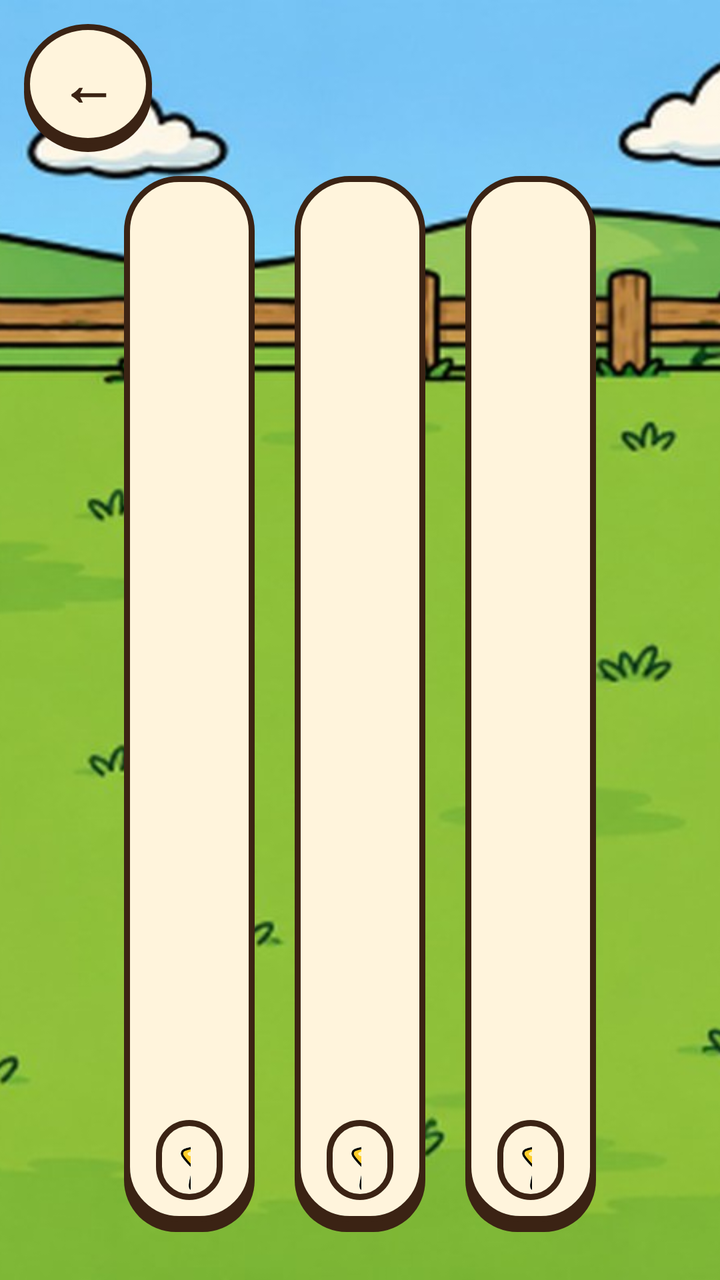
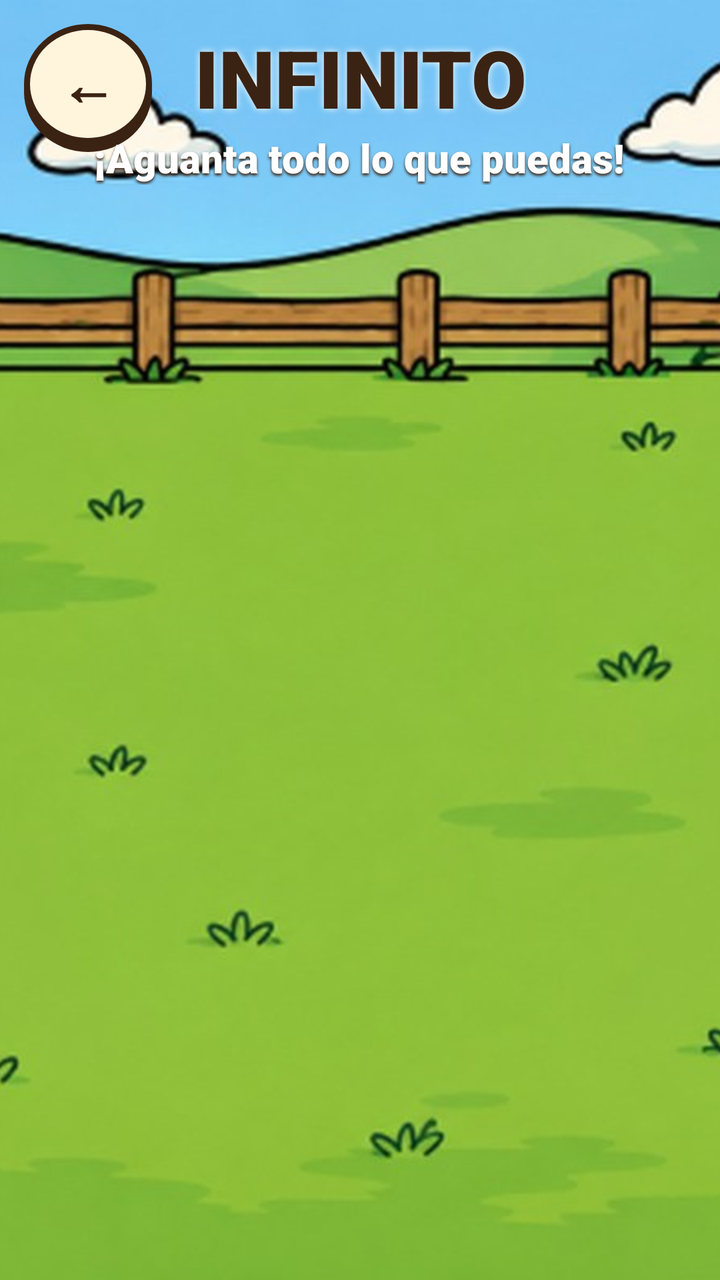

Compare the two renders of this Android layout. The source of the first and the diff that turns it into the second are given below.
<!-- AndroidManifest.xml: application theme Theme.Topohit -->
<!-- res/layout/activity_dificultad.xml -->
<?xml version="1.0" encoding="utf-8"?>
<FrameLayout xmlns:android="http://schemas.android.com/apk/res/android"
    android:layout_width="match_parent"
    android:layout_height="match_parent">

    <ImageView
        android:id="@+id/imgFondo"
        android:layout_width="match_parent"
        android:layout_height="match_parent"
        android:scaleType="centerCrop"
        android:src="@drawable/fondo_partida_normal" />

    <LinearLayout
        android:layout_width="match_parent"
        android:layout_height="match_parent"
        android:orientation="vertical"
        android:padding="@dimen/margen_pequeno">

        
        <FrameLayout
            android:layout_width="match_parent"
            android:layout_height="wrap_content">

            <TextView
                android:id="@+id/btnAtras"
                style="@style/BotonRedondo"
                android:text="@string/atras" />

            <TextView
                android:id="@+id/lblTitulo"
                style="@style/Titulo"
                android:layout_width="match_parent"
                android:layout_height="wrap_content"
                android:layout_gravity="center_vertical"
                android:shadowColor="@color/blanco"
                android:shadowRadius="8"
                android:text="" />
        </FrameLayout>

        <LinearLayout
            android:layout_width="match_parent"
            android:layout_height="0dp"
            android:layout_weight="1"
            android:layout_marginLeft="40dp"
            android:layout_marginTop="@dimen/margen_pequeno"
            android:layout_marginRight="40dp"
            android:layout_marginBottom="@dimen/margen_pequeno"
            android:orientation="horizontal">

        <LinearLayout
            android:id="@+id/layTarjeta1"
            android:layout_width="0dp"
            android:layout_height="match_parent"
            android:layout_marginLeft="10dp"
            android:layout_marginRight="10dp"
            android:layout_weight="1"
            android:background="@drawable/panel_crema"
            android:gravity="center_horizontal"
            android:orientation="vertical"
            android:padding="16dp">

            
            <LinearLayout
                android:id="@+id/layVista1"
                android:layout_width="match_parent"
                android:layout_height="0dp"
                android:layout_weight="1"
                android:gravity="center"
                android:orientation="vertical" />

            <TextView
                android:id="@+id/lblTitulo1"
                style="@style/Titulo"
                android:layout_width="match_parent"
                android:layout_height="wrap_content"
                android:textSize="@dimen/texto_titulo_pequeno" />

            <TextView
                android:id="@+id/lblInfo1"
                android:layout_width="match_parent"
                android:layout_height="wrap_content"
                android:gravity="center"
                android:textColor="@color/marron"
                android:textSize="@dimen/texto_normal"
                android:textStyle="bold" />

            <TextView
                android:id="@+id/lblExtra1"
                android:layout_width="match_parent"
                android:layout_height="wrap_content"
                android:gravity="center"
                android:textColor="@color/marron"
                android:textSize="@dimen/texto_pequeno" />

            <LinearLayout
                android:id="@+id/layRecord1"
                android:layout_width="wrap_content"
                android:layout_height="wrap_content"
                android:layout_marginTop="10dp"
                android:background="@drawable/chip_crema"
                android:gravity="center_vertical"
                android:orientation="horizontal"
                android:paddingLeft="12dp"
                android:paddingTop="4dp"
                android:paddingRight="16dp"
                android:paddingBottom="4dp">

                <ImageView
                    android:layout_width="32dp"
                    android:layout_height="32dp"
                    android:src="@drawable/estrella_llena" />

                <TextView
                    android:id="@+id/lblRecord1"
                    android:layout_width="wrap_content"
                    android:layout_height="wrap_content"
                    android:layout_marginStart="6dp"
                    android:textColor="@color/marron"
                    android:textSize="@dimen/texto_pequeno"
                    android:textStyle="bold" />
            </LinearLayout>
        </LinearLayout>

        <LinearLayout
            android:id="@+id/layTarjeta2"
            android:layout_width="0dp"
            android:layout_height="match_parent"
            android:layout_marginLeft="10dp"
            android:layout_marginRight="10dp"
            android:layout_weight="1"
            android:background="@drawable/panel_crema"
            android:gravity="center_horizontal"
            android:orientation="vertical"
            android:padding="16dp">

            
            <LinearLayout
                android:id="@+id/layVista2"
                android:layout_width="match_parent"
                android:layout_height="0dp"
                android:layout_weight="1"
                android:gravity="center"
                android:orientation="vertical" />

            <TextView
                android:id="@+id/lblTitulo2"
                style="@style/Titulo"
                android:layout_width="match_parent"
                android:layout_height="wrap_content"
                android:textSize="@dimen/texto_titulo_pequeno" />

            <TextView
                android:id="@+id/lblInfo2"
                android:layout_width="match_parent"
                android:layout_height="wrap_content"
                android:gravity="center"
                android:textColor="@color/marron"
                android:textSize="@dimen/texto_normal"
                android:textStyle="bold" />

            <TextView
                android:id="@+id/lblExtra2"
                android:layout_width="match_parent"
                android:layout_height="wrap_content"
                android:gravity="center"
                android:textColor="@color/marron"
                android:textSize="@dimen/texto_pequeno" />

            <LinearLayout
                android:id="@+id/layRecord2"
                android:layout_width="wrap_content"
                android:layout_height="wrap_content"
                android:layout_marginTop="10dp"
                android:background="@drawable/chip_crema"
                android:gravity="center_vertical"
                android:orientation="horizontal"
                android:paddingLeft="12dp"
                android:paddingTop="4dp"
                android:paddingRight="16dp"
                android:paddingBottom="4dp">

                <ImageView
                    android:layout_width="32dp"
                    android:layout_height="32dp"
                    android:src="@drawable/estrella_llena" />

                <TextView
                    android:id="@+id/lblRecord2"
                    android:layout_width="wrap_content"
                    android:layout_height="wrap_content"
                    android:layout_marginStart="6dp"
                    android:textColor="@color/marron"
                    android:textSize="@dimen/texto_pequeno"
                    android:textStyle="bold" />
            </LinearLayout>
        </LinearLayout>

        <LinearLayout
            android:id="@+id/layTarjeta3"
            android:layout_width="0dp"
            android:layout_height="match_parent"
            android:layout_marginLeft="10dp"
            android:layout_marginRight="10dp"
            android:layout_weight="1"
            android:background="@drawable/panel_crema"
            android:gravity="center_horizontal"
            android:orientation="vertical"
            android:padding="16dp">

            
            <LinearLayout
                android:id="@+id/layVista3"
                android:layout_width="match_parent"
                android:layout_height="0dp"
                android:layout_weight="1"
                android:gravity="center"
                android:orientation="vertical" />

            <TextView
                android:id="@+id/lblTitulo3"
                style="@style/Titulo"
                android:layout_width="match_parent"
                android:layout_height="wrap_content"
                android:textSize="@dimen/texto_titulo_pequeno" />

            <TextView
                android:id="@+id/lblInfo3"
                android:layout_width="match_parent"
                android:layout_height="wrap_content"
                android:gravity="center"
                android:textColor="@color/marron"
                android:textSize="@dimen/texto_normal"
                android:textStyle="bold" />

            <TextView
                android:id="@+id/lblExtra3"
                android:layout_width="match_parent"
                android:layout_height="wrap_content"
                android:gravity="center"
                android:textColor="@color/marron"
                android:textSize="@dimen/texto_pequeno" />

            <LinearLayout
                android:id="@+id/layRecord3"
                android:layout_width="wrap_content"
                android:layout_height="wrap_content"
                android:layout_marginTop="10dp"
                android:background="@drawable/chip_crema"
                android:gravity="center_vertical"
                android:orientation="horizontal"
                android:paddingLeft="12dp"
                android:paddingTop="4dp"
                android:paddingRight="16dp"
                android:paddingBottom="4dp">

                <ImageView
                    android:layout_width="32dp"
                    android:layout_height="32dp"
                    android:src="@drawable/estrella_llena" />

                <TextView
                    android:id="@+id/lblRecord3"
                    android:layout_width="wrap_content"
                    android:layout_height="wrap_content"
                    android:layout_marginStart="6dp"
                    android:textColor="@color/marron"
                    android:textSize="@dimen/texto_pequeno"
                    android:textStyle="bold" />
            </LinearLayout>
        </LinearLayout>
        </LinearLayout>
    </LinearLayout>
</FrameLayout>
<!-- resources referenced by this layout -->
<resources>
  <color name="blanco">#FFFFFF</color>
  <color name="marron">#3B2314</color>
  <dimen name="margen_pequeno">12dp</dimen>
  <dimen name="texto_normal">20sp</dimen>
  <dimen name="texto_pequeno">15sp</dimen>
  <dimen name="texto_titulo_pequeno">28sp</dimen>
  <!-- drawable chip_crema (drawable) -->
  <?xml version="1.0" encoding="utf-8"?>
  <shape xmlns:android="http://schemas.android.com/apk/res/android" android:shape="rectangle">
      <corners android:radius="30dp" />
      <solid android:color="@color/crema" />
      <stroke android:width="3dp" android:color="@color/marron" />
  </shape>
  <!-- drawable estrella_llena: png bitmap (drawable-nodpi, 84778 bytes) -->
  <!-- drawable fondo_partida_normal: jpg bitmap (drawable-nodpi, 109705 bytes) -->
  <!-- drawable panel_crema (drawable) -->
  <?xml version="1.0" encoding="utf-8"?>
  <layer-list xmlns:android="http://schemas.android.com/apk/res/android">
      <item android:top="5dp">
          <shape android:shape="rectangle">
              <corners android:radius="26dp" />
              <solid android:color="@color/marron" />
          </shape>
      </item>
      <item android:bottom="5dp">
          <shape android:shape="rectangle">
              <corners android:radius="26dp" />
              <solid android:color="@color/crema" />
              <stroke android:width="3dp" android:color="@color/marron" />
          </shape>
      </item>
  </layer-list>
  <string name="atras">←</string>
  <style name="BotonRedondo">
          <item name="android:layout_width">@dimen/boton_redondo</item>
          <item name="android:layout_height">@dimen/boton_redondo</item>
          <item name="android:gravity">center</item>
          <item name="android:textSize">@dimen/texto_titulo_pequeno</item>
          <item name="android:textStyle">bold</item>
          <item name="android:fontFamily">sans-serif-black</item>
          <item name="android:textColor">@color/marron</item>
          <item name="android:background">@drawable/circulo_crema</item>
          <item name="android:paddingBottom">4dp</item>
          <item name="android:clickable">true</item>
          <item name="android:focusable">true</item>
      </style>
  <style name="Titulo">
          <item name="android:textSize">@dimen/texto_titulo</item>
          <item name="android:fontFamily">sans-serif-black</item>
          <item name="android:textStyle">bold</item>
          <item name="android:textColor">@color/marron</item>
          <item name="android:gravity">center</item>
      </style>
  <style name="Theme.Topohit" parent="Theme.AppCompat.Light.NoActionBar">
          <item name="colorPrimary">@color/naranja</item>
          <item name="colorPrimaryDark">@color/marron</item>
          <item name="colorAccent">@color/verde</item>
          <item name="android:windowFullscreen">true</item>
          <item name="android:windowBackground">@color/verde</item>
      </style>
  <color name="crema">#FFF4DC</color>
  <dimen name="boton_redondo">64dp</dimen>
  <!-- drawable circulo_crema (drawable) -->
  <?xml version="1.0" encoding="utf-8"?>
  <layer-list xmlns:android="http://schemas.android.com/apk/res/android">
      <item android:top="4dp">
          <shape android:shape="oval"><solid android:color="@color/marron" /></shape>
      </item>
      <item android:bottom="4dp">
          <shape android:shape="oval">
              <solid android:color="@color/crema" />
              <stroke android:width="3dp" android:color="@color/marron" />
          </shape>
      </item>
  </layer-list>
  <dimen name="texto_titulo">40sp</dimen>
  <color name="naranja">#F28C28</color>
  <color name="verde">#5DAA3A</color>
</resources>

<!-- the commit's change to res/layout/activity_dificultad.xml (unified diff, before → after) -->
@@ -4,9 +4,10 @@
     android:layout_height="match_parent">
 
     <ImageView
-        android:id="@+id/imgFondo"
+        android:id="@+id/ImgDificultadFondo"
         android:layout_width="match_parent"
         android:layout_height="match_parent"
+        android:contentDescription="@null"
         android:scaleType="centerCrop"
         android:src="@drawable/fondo_partida_normal" />
 
@@ -16,258 +17,65 @@
         android:orientation="vertical"
         android:padding="@dimen/margen_pequeno">
 
-        
         <FrameLayout
             android:layout_width="match_parent"
             android:layout_height="wrap_content">
 
             <TextView
-                android:id="@+id/btnAtras"
+                android:id="@+id/BtnDificultadAtras"
                 style="@style/BotonRedondo"
+                android:contentDescription="@string/volver"
                 android:text="@string/atras" />
 
-            <TextView
-                android:id="@+id/lblTitulo"
-                style="@style/Titulo"
+            <LinearLayout
                 android:layout_width="match_parent"
                 android:layout_height="wrap_content"
                 android:layout_gravity="center_vertical"
-                android:shadowColor="@color/blanco"
-                android:shadowRadius="8"
-                android:text="" />
+                android:gravity="center_horizontal"
+                android:orientation="vertical">
+
+                <TextView
+                    style="@style/Titulo"
+                    android:layout_width="wrap_content"
+                    android:layout_height="wrap_content"
+                    android:shadowColor="@color/blanco"
+                    android:shadowRadius="8"
+                    android:text="@string/infinito" />
+
+                <TextView
+                    style="@style/TextoSobreFondo"
+                    android:layout_width="wrap_content"
+                    android:layout_height="wrap_content"
+                    android:text="@string/infinito_desc"
+                    android:textSize="@dimen/texto_normal" />
+            </LinearLayout>
         </FrameLayout>
 
-        <LinearLayout
+        <androidx.recyclerview.widget.RecyclerView
+            android:id="@+id/LstDificultades"
             android:layout_width="match_parent"
             android:layout_height="0dp"
-            android:layout_weight="1"
-            android:layout_marginLeft="40dp"
+            android:layout_marginLeft="@dimen/margen_tarjetas"
             android:layout_marginTop="@dimen/margen_pequeno"
-            android:layout_marginRight="40dp"
-            android:layout_marginBottom="@dimen/margen_pequeno"
-            android:orientation="horizontal">
+            android:layout_marginRight="@dimen/margen_tarjetas"
+            android:layout_weight="1" />
+    </LinearLayout>
 
-        <LinearLayout
-            android:id="@+id/layTarjeta1"
-            android:layout_width="0dp"
-            android:layout_height="match_parent"
-            android:layout_marginLeft="10dp"
-            android:layout_marginRight="10dp"
-            android:layout_weight="1"
-            android:background="@drawable/panel_crema"
-            android:gravity="center_horizontal"
-            android:orientation="vertical"
-            android:padding="16dp">
+    <TextView
+        android:id="@+id/LblDificultadVacio"
+        style="@style/TextoSobreFondo"
+        android:layout_width="wrap_content"
+        android:layout_height="wrap_content"
+        android:layout_gravity="center"
+        android:gravity="center"
+        android:text="@string/dificultad_reintentar"
+        android:textSize="@dimen/texto_grande"
+        android:visibility="gone" />
 
-            
-            <LinearLayout
-                android:id="@+id/layVista1"
-                android:layout_width="match_parent"
-                android:layout_height="0dp"
-                android:layout_weight="1"
-                android:gravity="center"
-                android:orientation="vertical" />
-
-            <TextView
-                android:id="@+id/lblTitulo1"
-                style="@style/Titulo"
-                android:layout_width="match_parent"
-                android:layout_height="wrap_content"
-                android:textSize="@dimen/texto_titulo_pequeno" />
-
-            <TextView
-                android:id="@+id/lblInfo1"
-                android:layout_width="match_parent"
-                android:layout_height="wrap_content"
-                android:gravity="center"
-                android:textColor="@color/marron"
-                android:textSize="@dimen/texto_normal"
-                android:textStyle="bold" />
-
-            <TextView
-                android:id="@+id/lblExtra1"
-                android:layout_width="match_parent"
-                android:layout_height="wrap_content"
-                android:gravity="center"
-                android:textColor="@color/marron"
-                android:textSize="@dimen/texto_pequeno" />
-
-            <LinearLayout
-                android:id="@+id/layRecord1"
-                android:layout_width="wrap_content"
-                android:layout_height="wrap_content"
-                android:layout_marginTop="10dp"
-                android:background="@drawable/chip_crema"
-                android:gravity="center_vertical"
-                android:orientation="horizontal"
-                android:paddingLeft="12dp"
-                android:paddingTop="4dp"
-                android:paddingRight="16dp"
-                android:paddingBottom="4dp">
-
-                <ImageView
-                    android:layout_width="32dp"
-                    android:layout_height="32dp"
-                    android:src="@drawable/estrella_llena" />
-
-                <TextView
-                    android:id="@+id/lblRecord1"
-                    android:layout_width="wrap_content"
-                    android:layout_height="wrap_content"
-                    android:layout_marginStart="6dp"
-                    android:textColor="@color/marron"
-                    android:textSize="@dimen/texto_pequeno"
-                    android:textStyle="bold" />
-            </LinearLayout>
-        </LinearLayout>
-
-        <LinearLayout
-            android:id="@+id/layTarjeta2"
-            android:layout_width="0dp"
-            android:layout_height="match_parent"
-            android:layout_marginLeft="10dp"
-            android:layout_marginRight="10dp"
-            android:layout_weight="1"
-            android:background="@drawable/panel_crema"
-            android:gravity="center_horizontal"
-            android:orientation="vertical"
-            android:padding="16dp">
-
-            
-            <LinearLayout
-                android:id="@+id/layVista2"
-                android:layout_width="match_parent"
-                android:layout_height="0dp"
-                android:layout_weight="1"
-                android:gravity="center"
-                android:orientation="vertical" />
-
-            <TextView
-                android:id="@+id/lblTitulo2"
-                style="@style/Titulo"
-                android:layout_width="match_parent"
-                android:layout_height="wrap_content"
-                android:textSize="@dimen/texto_titulo_pequeno" />
-
-            <TextView
-                android:id="@+id/lblInfo2"
-                android:layout_width="match_parent"
-                android:layout_height="wrap_content"
-                android:gravity="center"
-                android:textColor="@color/marron"
-                android:textSize="@dimen/texto_normal"
-                android:textStyle="bold" />
-
-            <TextView
-                android:id="@+id/lblExtra2"
-                android:layout_width="match_parent"
-                android:layout_height="wrap_content"
-                android:gravity="center"
-                android:textColor="@color/marron"
-                android:textSize="@dimen/texto_pequeno" />
-
-            <LinearLayout
-                android:id="@+id/layRecord2"
-                android:layout_width="wrap_content"
-                android:layout_height="wrap_content"
-                android:layout_marginTop="10dp"
-                android:background="@drawable/chip_crema"
-                android:gravity="center_vertical"
-                android:orientation="horizontal"
-                android:paddingLeft="12dp"
-                android:paddingTop="4dp"
-                android:paddingRight="16dp"
-                android:paddingBottom="4dp">
-
-                <ImageView
-                    android:layout_width="32dp"
-                    android:layout_height="32dp"
-                    android:src="@drawable/estrella_llena" />
-
-                <TextView
-                    android:id="@+id/lblRecord2"
-                    android:layout_width="wrap_content"
-                    android:layout_height="wrap_content"
-                    android:layout_marginStart="6dp"
-                    android:textColor="@color/marron"
-                    android:textSize="@dimen/texto_pequeno"
-                    android:textStyle="bold" />
-            </LinearLayout>
-        </LinearLayout>
-
-        <LinearLayout
-            android:id="@+id/layTarjeta3"
-            android:layout_width="0dp"
-            android:layout_height="match_parent"
-            android:layout_marginLeft="10dp"
-            android:layout_marginRight="10dp"
-            android:layout_weight="1"
-            android:background="@drawable/panel_crema"
-            android:gravity="center_horizontal"
-            android:orientation="vertical"
-            android:padding="16dp">
-
-            
-            <LinearLayout
-                android:id="@+id/layVista3"
-                android:layout_width="match_parent"
-                android:layout_height="0dp"
-                android:layout_weight="1"
-                android:gravity="center"
-                android:orientation="vertical" />
-
-            <TextView
-                android:id="@+id/lblTitulo3"
-                style="@style/Titulo"
-                android:layout_width="match_parent"
-                android:layout_height="wrap_content"
-                android:textSize="@dimen/texto_titulo_pequeno" />
-
-            <TextView
-                android:id="@+id/lblInfo3"
-                android:layout_width="match_parent"
-                android:layout_height="wrap_content"
-                android:gravity="center"
-                android:textColor="@color/marron"
-                android:textSize="@dimen/texto_normal"
-                android:textStyle="bold" />
-
-            <TextView
-                android:id="@+id/lblExtra3"
-                android:layout_width="match_parent"
-                android:layout_height="wrap_content"
-                android:gravity="center"
-                android:textColor="@color/marron"
-                android:textSize="@dimen/texto_pequeno" />
-
-            <LinearLayout
-                android:id="@+id/layRecord3"
-                android:layout_width="wrap_content"
-                android:layout_height="wrap_content"
-                android:layout_marginTop="10dp"
-                android:background="@drawable/chip_crema"
-                android:gravity="center_vertical"
-                android:orientation="horizontal"
-                android:paddingLeft="12dp"
-                android:paddingTop="4dp"
-                android:paddingRight="16dp"
-                android:paddingBottom="4dp">
-
-                <ImageView
-                    android:layout_width="32dp"
-                    android:layout_height="32dp"
-                    android:src="@drawable/estrella_llena" />
-
-                <TextView
-                    android:id="@+id/lblRecord3"
-                    android:layout_width="wrap_content"
-                    android:layout_height="wrap_content"
-                    android:layout_marginStart="6dp"
-                    android:textColor="@color/marron"
-                    android:textSize="@dimen/texto_pequeno"
-                    android:textStyle="bold" />
-            </LinearLayout>
-        </LinearLayout>
-        </LinearLayout>
-    </LinearLayout>
+    <ProgressBar
+        android:id="@+id/PrgDificultadCargando"
+        android:layout_width="@dimen/cargando"
+        android:layout_height="@dimen/cargando"
+        android:layout_gravity="center"
+        android:visibility="gone" />
 </FrameLayout>
<!-- resource entries referenced after the edit -->
@@ -1,38 +1,19 @@
 <!-- resources referenced by this layout -->
 <resources>
   <color name="blanco">#FFFFFF</color>
+  <dimen name="cargando">64dp</dimen>
   <color name="marron">#3B2314</color>
   <dimen name="margen_pequeno">12dp</dimen>
+  <dimen name="margen_tarjetas">30dp</dimen>
+  <dimen name="texto_grande">26sp</dimen>
   <dimen name="texto_normal">20sp</dimen>
-  <dimen name="texto_pequeno">15sp</dimen>
   <dimen name="texto_titulo_pequeno">28sp</dimen>
-  <!-- drawable chip_crema (drawable) -->
-  <?xml version="1.0" encoding="utf-8"?>
-  <shape xmlns:android="http://schemas.android.com/apk/res/android" android:shape="rectangle">
-      <corners android:radius="30dp" />
-      <solid android:color="@color/crema" />
-      <stroke android:width="3dp" android:color="@color/marron" />
-  </shape>
-  <!-- drawable estrella_llena: png bitmap (drawable-nodpi, 84778 bytes) -->
   <!-- drawable fondo_partida_normal: jpg bitmap (drawable-nodpi, 109705 bytes) -->
-  <!-- drawable panel_crema (drawable) -->
-  <?xml version="1.0" encoding="utf-8"?>
-  <layer-list xmlns:android="http://schemas.android.com/apk/res/android">
-      <item android:top="5dp">
-          <shape android:shape="rectangle">
-              <corners android:radius="26dp" />
-              <solid android:color="@color/marron" />
-          </shape>
-      </item>
-      <item android:bottom="5dp">
-          <shape android:shape="rectangle">
-              <corners android:radius="26dp" />
-              <solid android:color="@color/crema" />
-              <stroke android:width="3dp" android:color="@color/marron" />
-          </shape>
-      </item>
-  </layer-list>
   <string name="atras">←</string>
+  <string name="dificultad_reintentar">Sin conexión. Toca aquí para volver a probar.</string>
+  <string name="infinito">INFINITO</string>
+  <string name="infinito_desc">¡Aguanta todo lo que puedas!</string>
+  <string name="volver">Volver</string>
   <style name="BotonRedondo">
           <item name="android:layout_width">@dimen/boton_redondo</item>
           <item name="android:layout_height">@dimen/boton_redondo</item>
@@ -45,6 +26,13 @@
           <item name="android:paddingBottom">4dp</item>
           <item name="android:clickable">true</item>
           <item name="android:focusable">true</item>
+      </style>
+  <style name="TextoSobreFondo">
+          <item name="android:fontFamily">sans-serif-black</item>
+          <item name="android:textColor">@color/blanco</item>
+          <item name="android:shadowColor">@color/marron</item>
+          <item name="android:shadowDy">3</item>
+          <item name="android:shadowRadius">3</item>
       </style>
   <style name="Titulo">
           <item name="android:textSize">@dimen/texto_titulo</item>
